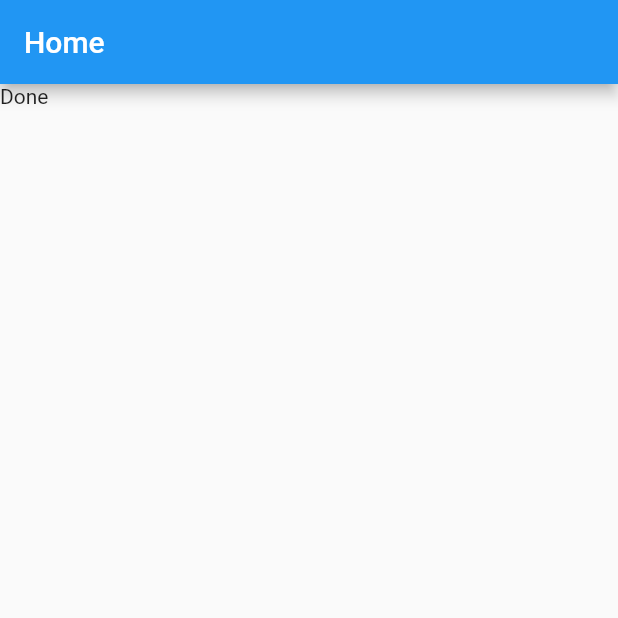
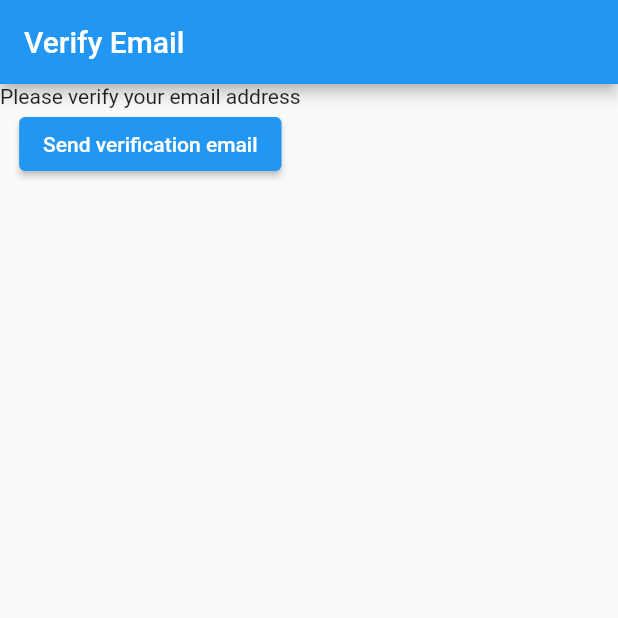
Before and after one commit to leonlau4148/rappproj, a Flutter app: the screen it shows after launch, on a phone screen of 412 x 824 dp, the top half of it. Run offline on Flutter 3.47's test engine with Material 2 defaults, Android fonts, the phone set to English and light mode, and no system bars; our stand-ins replace firebase_auth, firebase_core; accounts and stored records are empty.

Commit message:
second commit

```diff
--- a/lib/main.dart
+++ b/lib/main.dart
@@ -3,16 +3,23 @@
 import 'package:flutter/material.dart';
 import 'package:rappproj/firebase_options.dart';
 import 'package:rappproj/views/login_view.dart';
+import 'package:rappproj/views/register_view.dart';
+import 'package:rappproj/views/verify_email_view.dart';
 
 void main() {
-  runApp(MaterialApp(
+  runApp(
+    MaterialApp(
       title: 'FlutterFire',
       theme: ThemeData(
         primarySwatch: Colors.blue,
       ),
       home: const HomePage(),
-    debugShowCheckedModeBanner: false,
-  ));
+      routes: {
+        '/login': (context) => const LoginView(),
+        '/register': (context) => const RegisterView(),
+      },
+    ),
+  );
 }
 
 class HomePage extends StatelessWidget {
@@ -20,11 +27,7 @@
 
   @override
   Widget build(BuildContext context) {
-    return Scaffold(
-      appBar: AppBar(
-        title: const Text('Home'),
-      ),
-      body: FutureBuilder(
+    return FutureBuilder(
       future: Firebase.initializeApp(
         options: DefaultFirebaseOptions.currentPlatform,
       ),
@@ -33,17 +36,15 @@
           case ConnectionState.done:
             final user = FirebaseAuth.instance.currentUser;
             if (user?.emailVerified ?? false) {
-                print('You are verified');
-                // return const LoginView();
+              return const LoginView();
             } else {
-                print('Email not verified');
+              return const VerifyEmailView();
             }
-              return const Text('Done');
+
           default:
-              return const Text('Loading...');
+            return const CircularProgressIndicator();
         }
       },
-      ),
     );
   }
 }
--- /dev/null
+++ b/lib/views/verify_email_view.dart
@@ -0,0 +1,32 @@
+import 'package:firebase_auth/firebase_auth.dart';
+import 'package:flutter/material.dart';
+
+class VerifyEmailView extends StatefulWidget {
+  const VerifyEmailView({super.key});
+
+  @override
+  State<VerifyEmailView> createState() => _VerifyEmailViewState();
+}
+
+class _VerifyEmailViewState extends State<VerifyEmailView> {
+  @override
+  Widget build(BuildContext context) {
+    return Scaffold(
+      appBar: AppBar(
+        title: const Text('Verify Email'),
+      ),
+      body: Column(
+        children: [
+          const Text('Please verify your email address'),
+          ElevatedButton(
+            onPressed: () async {
+              final user = FirebaseAuth.instance.currentUser;
+              await user?.sendEmailVerification();
+            },
+            child: const Text('Send verification email'),
+          ),
+        ],
+      ),
+    );
+  }
+}
```
Also changed, not shown: lib/views/login_view.dart (+10 -16 lines), lib/views/register_view.dart (+10 -14 lines). Lines whose indentation alone changed are shown as unchanged.
